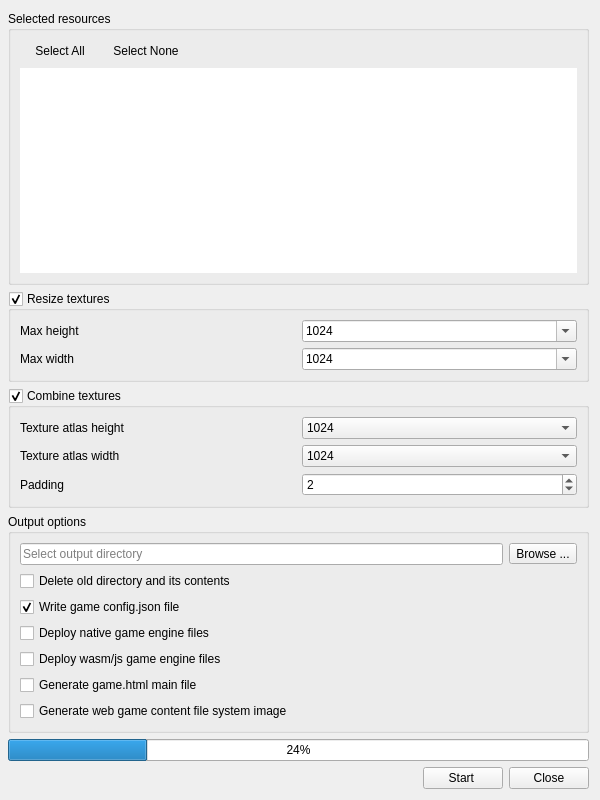
ensisoft/detonator, file editor/gui/dlgpackage.ui: the form before one commit.
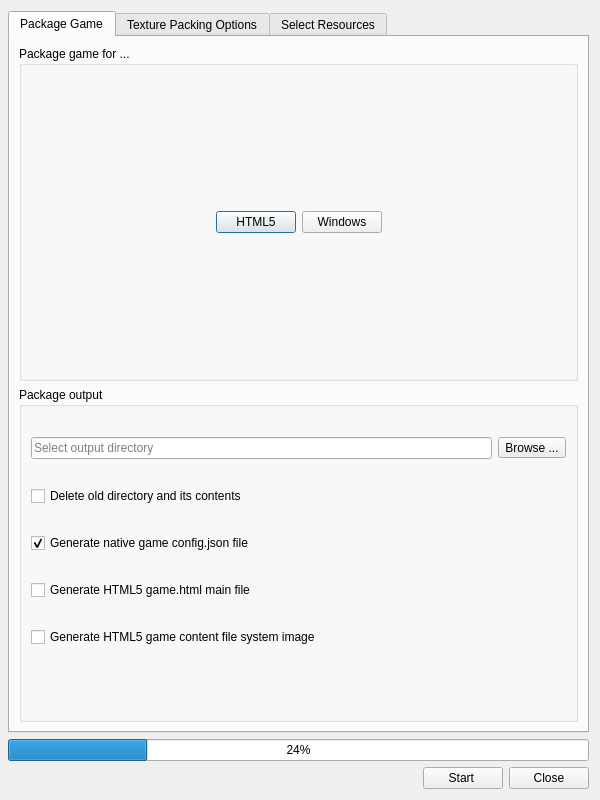
The form after the commit. Icons and pictures are not drawn.

Commit message:
Update game packaging dialog and UI
Update game packaging dialog and UI. Relayout the dialog and split
general packing options, texture packing options and resource selection
to separate tabs.

Patch:
```diff
--- a/editor/gui/dlgpackage.ui
+++ b/editor/gui/dlgpackage.ui
@@ -22,38 +22,90 @@
     <number>8</number>
    </property>
    <item>
-    <widget class="QGroupBox" name="groupBox">
-     <property name="title">
-      <string>Selected resources</string>
+    <widget class="QTabWidget" name="tabWidget">
+     <property name="currentIndex">
+      <number>0</number>
      </property>
-     <property name="flat">
-      <bool>true</bool>
-     </property>
+     <widget class="QWidget" name="tab_3">
+      <attribute name="title">
+       <string>Package Game</string>
+      </attribute>
      <layout class="QVBoxLayout" name="verticalLayout_2">
       <item>
-       <layout class="QHBoxLayout" name="horizontalLayout_3">
+        <widget class="QGroupBox" name="groupBox">
+         <property name="title">
+          <string>Package game for ...</string>
+         </property>
+         <property name="flat">
+          <bool>true</bool>
+         </property>
+         <layout class="QVBoxLayout" name="verticalLayout_5">
         <item>
-         <widget class="QPushButton" name="btnSelectAll">
+           <layout class="QHBoxLayout" name="horizontalLayout_2">
+            <property name="bottomMargin">
+             <number>0</number>
+            </property>
+            <item>
+             <spacer name="horizontalSpacer_4">
+              <property name="orientation">
+               <enum>Qt::Horizontal</enum>
+              </property>
+              <property name="sizeHint" stdset="0">
+               <size>
+                <width>40</width>
+                <height>20</height>
+               </size>
+              </property>
+             </spacer>
+            </item>
+            <item>
+             <widget class="QPushButton" name="btnHtml5">
           <property name="text">
-           <string>Select All</string>
-          </property>
-          <property name="flat">
+               <string>HTML5</string>
+              </property>
+              <property name="icon">
+               <iconset resource="../resource/resource.qrc">
+                <normaloff>:/logo/html5.png</normaloff>:/logo/html5.png</iconset>
+              </property>
+              <property name="iconSize">
+               <size>
+                <width>64</width>
+                <height>64</height>
+               </size>
+              </property>
+              <property name="checkable">
            <bool>true</bool>
           </property>
+              <property name="flat">
+               <bool>false</bool>
+              </property>
          </widget>
         </item>
         <item>
-         <widget class="QPushButton" name="btnSelectNone">
+             <widget class="QPushButton" name="btnNative">
           <property name="text">
-           <string>Select None</string>
-          </property>
-          <property name="flat">
+               <string>Windows</string>
+              </property>
+              <property name="icon">
+               <iconset resource="../resource/resource.qrc">
+                <normaloff>:/logo/windows.png</normaloff>:/logo/windows.png</iconset>
+              </property>
+              <property name="iconSize">
+               <size>
+                <width>64</width>
+                <height>64</height>
+               </size>
+              </property>
+              <property name="checkable">
            <bool>true</bool>
           </property>
+              <property name="flat">
+               <bool>false</bool>
+              </property>
          </widget>
         </item>
         <item>
-         <spacer name="horizontalSpacer_2">
+             <spacer name="horizontalSpacer_3">
           <property name="orientation">
            <enum>Qt::Horizontal</enum>
           </property>
@@ -67,16 +119,93 @@
         </item>
        </layout>
       </item>
+         </layout>
+        </widget>
+       </item>
       <item>
-       <widget class="QListWidget" name="listWidget">
-        <property name="frameShape">
-         <enum>QFrame::NoFrame</enum>
-        </property>
-       </widget>
-      </item>
+        <widget class="QGroupBox" name="groupBox_3">
+         <property name="title">
+          <string>Package output</string>
+         </property>
+         <property name="flat">
+          <bool>true</bool>
+         </property>
+         <layout class="QGridLayout" name="gridLayout_2">
+          <item row="7" column="0">
+           <spacer name="verticalSpacer">
+            <property name="orientation">
+             <enum>Qt::Vertical</enum>
+            </property>
+            <property name="sizeType">
+             <enum>QSizePolicy::Preferred</enum>
+            </property>
+            <property name="sizeHint" stdset="0">
+             <size>
+              <width>20</width>
+              <height>40</height>
+             </size>
+            </property>
+           </spacer>
+          </item>
+          <item row="6" column="0" colspan="2">
+           <widget class="QCheckBox" name="chkGenerateHtml5FS">
+            <property name="text">
+             <string>Generate HTML5 game content file system image</string>
+            </property>
+           </widget>
+          </item>
+          <item row="5" column="0">
+           <widget class="QCheckBox" name="chkGenerateHtml5">
+            <property name="text">
+             <string>Generate HTML5 game.html main file</string>
+            </property>
+           </widget>
+          </item>
+          <item row="0" column="0">
+           <widget class="QLineEdit" name="editOutDir">
+            <property name="placeholderText">
+             <string>Select output directory</string>
+            </property>
+           </widget>
+          </item>
+          <item row="0" column="1">
+           <widget class="QToolButton" name="btnBrowse">
+            <property name="text">
+             <string>Browse ...</string>
+            </property>
+            <property name="icon">
+             <iconset resource="../resource/resource.qrc">
+              <normaloff>:/16x16_ico_png/folder.png</normaloff>:/16x16_ico_png/folder.png</iconset>
+            </property>
+           </widget>
+          </item>
+          <item row="2" column="0">
+           <widget class="QCheckBox" name="chkWriteConfig">
+            <property name="text">
+             <string>Generate native game config.json file</string>
+            </property>
+            <property name="checked">
+             <bool>true</bool>
+            </property>
+           </widget>
+          </item>
+          <item row="1" column="0">
+           <widget class="QCheckBox" name="chkDelete">
+            <property name="text">
+             <string>Delete old directory and its contents</string>
+            </property>
+           </widget>
+          </item>
      </layout>
     </widget>
    </item>
+      </layout>
+     </widget>
+     <widget class="QWidget" name="tab_2">
+      <attribute name="title">
+       <string>Texture Packing Options</string>
+      </attribute>
+      <layout class="QVBoxLayout" name="verticalLayout_4">
    <item>
     <widget class="QGroupBox" name="chkResizeTextures">
      <property name="title">
@@ -370,78 +499,71 @@
     </widget>
    </item>
    <item>
-    <widget class="QGroupBox" name="groupBox_3">
-     <property name="title">
-      <string>Output options</string>
-     </property>
-     <property name="flat">
-      <bool>true</bool>
-     </property>
-     <layout class="QGridLayout" name="gridLayout_2">
-      <item row="3" column="0">
-       <widget class="QCheckBox" name="chkCopyNative">
-        <property name="text">
-         <string>Deploy native game engine files</string>
-        </property>
-       </widget>
-      </item>
-      <item row="1" column="0">
-       <widget class="QCheckBox" name="chkDelete">
-        <property name="text">
-         <string>Delete old directory and its contents</string>
-        </property>
-       </widget>
-      </item>
-      <item row="8" column="0" colspan="2">
-       <widget class="QCheckBox" name="chkGenerateHtml5FS">
+        <spacer name="verticalSpacer_2">
+         <property name="orientation">
+          <enum>Qt::Vertical</enum>
+         </property>
+         <property name="sizeHint" stdset="0">
+          <size>
+           <width>20</width>
+           <height>40</height>
+          </size>
+         </property>
+        </spacer>
+       </item>
+      </layout>
+     </widget>
+     <widget class="QWidget" name="tab">
+      <attribute name="title">
+       <string>Select Resources</string>
+      </attribute>
+      <layout class="QVBoxLayout" name="verticalLayout">
+       <item>
+        <layout class="QHBoxLayout" name="horizontalLayout_3">
+         <item>
+          <widget class="QPushButton" name="btnSelectAll">
         <property name="text">
-         <string>Generate web game content file system image</string>
-        </property>
-       </widget>
-      </item>
-      <item row="6" column="0">
-       <widget class="QCheckBox" name="chkCopyHtml5">
-        <property name="text">
-         <string>Deploy wasm/js game engine files</string>
+            <string>Select All</string>
+           </property>
+           <property name="flat">
+            <bool>true</bool>
         </property>
        </widget>
       </item>
-      <item row="0" column="0">
-       <widget class="QLineEdit" name="editOutDir">
-        <property name="placeholderText">
-         <string>Select output directory</string>
-        </property>
-       </widget>
-      </item>
-      <item row="0" column="1">
-       <widget class="QToolButton" name="btnBrowse">
+         <item>
+          <widget class="QPushButton" name="btnSelectNone">
         <property name="text">
-         <string>Browse ...</string>
-        </property>
-        <property name="icon">
-         <iconset resource="../resource/resource.qrc">
-          <normaloff>:/16x16_ico_png/folder.png</normaloff>:/16x16_ico_png/folder.png</iconset>
+            <string>Select None</string>
+           </property>
+           <property name="flat">
+            <bool>true</bool>
         </property>
        </widget>
       </item>
-      <item row="2" column="0">
-       <widget class="QCheckBox" name="chkWriteConfig">
-        <property name="text">
-         <string>Write game config.json file</string>
-        </property>
-        <property name="checked">
-         <bool>true</bool>
-        </property>
-       </widget>
-      </item>
-      <item row="7" column="0">
-       <widget class="QCheckBox" name="chkGenerateHtml5">
-        <property name="text">
-         <string>Generate game.html main file</string>
+         <item>
+          <spacer name="horizontalSpacer_2">
+           <property name="orientation">
+            <enum>Qt::Horizontal</enum>
+           </property>
+           <property name="sizeHint" stdset="0">
+            <size>
+             <width>40</width>
+             <height>20</height>
+            </size>
+           </property>
+          </spacer>
+         </item>
+        </layout>
+       </item>
+       <item>
+        <widget class="QListWidget" name="listWidget">
+         <property name="frameShape">
+          <enum>QFrame::NoFrame</enum>
         </property>
        </widget>
       </item>
      </layout>
+     </widget>
     </widget>
    </item>
    <item>
```
Left out of the diff: 23 changed lines with no effect on the pictures. Lines whose indentation alone changed are shown as unchanged. The commit also changes 7 other files.
